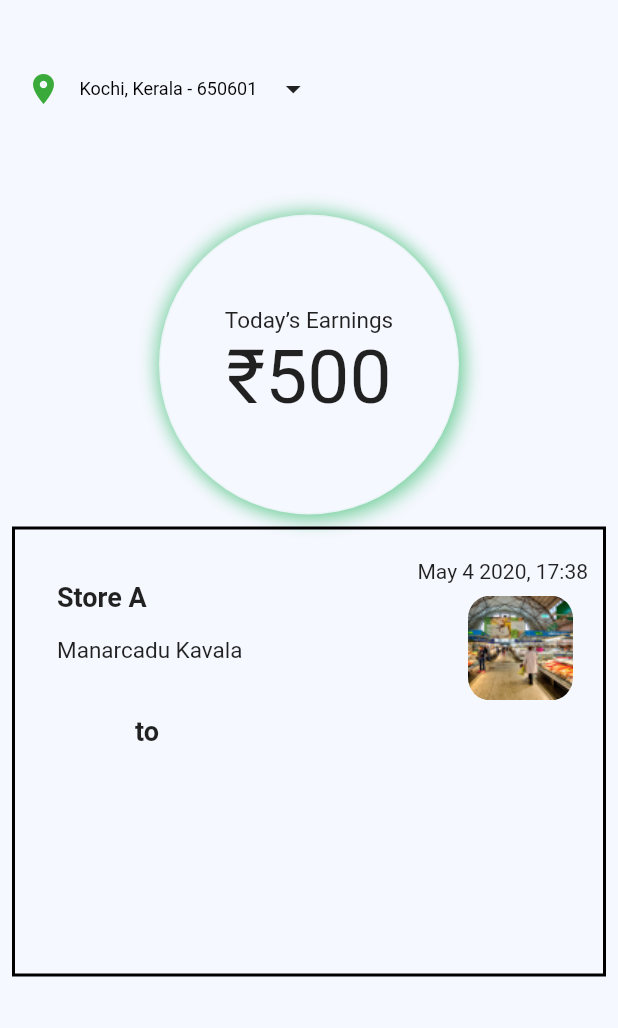
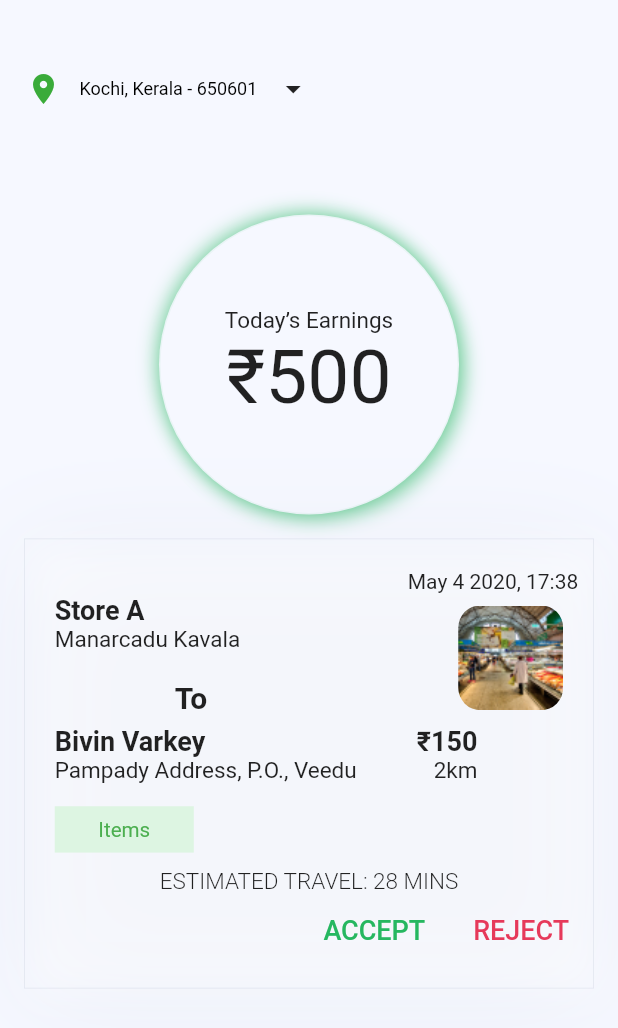
Before and after one commit to neeraj2403/Agrivator-Task, a Flutter app: the OrderNotify widget shown alone on an empty page, opened directly, on a phone screen of 412 x 824 dp. Shown: the top 1028 px of the screen. Run offline on Flutter 3.47's test engine with Material 2 defaults, Android fonts, the phone set to English and light mode, and no system bars; our stand-ins replace bottom_navy_bar.

Commit message:
order notify

```diff
--- a/lib/main.dart
+++ b/lib/main.dart
@@ -94,8 +94,10 @@ class _MyHomePageState extends State<MyHomePage> {
           },
           children: <Widget>[
             RiderHome(),
-            OrderDeliver(),
+            OrderNotify(),
             Profile(),
+
+          OrderDeliver(),
             Container(
               color: Colors.blue,
             ),
--- a/lib/order_notify.dart
+++ b/lib/order_notify.dart
@@ -1,15 +1,22 @@
 import 'package:flutter/material.dart';
 import 'package:rider_app/circle.dart';
+import 'package:rider_app/pop_data.dart';
+import 'package:rider_app/popmenuButton.dart';
 import 'package:rider_app/top_bar.dart';
+import 'package:flutter/cupertino.dart';
+// import 'package:flutter/material.dart';
+import 'package:flutter/rendering.dart';
 
 class OrderNotify extends StatefulWidget {
-  const OrderNotify({ Key? key }) : super(key: key);
+  const OrderNotify({Key? key}) : super(key: key);
 
   @override
   _OrderNotifyState createState() => _OrderNotifyState();
 }
 
 class _OrderNotifyState extends State<OrderNotify> {
+  String _value = "";
+
   @override
   Widget build(BuildContext context) {
     return SingleChildScrollView(
@@ -18,15 +25,31 @@ class _OrderNotifyState extends State<OrderNotify> {
           children: [
             TopBar(),
             CircleRing(),
-
-
             Padding(
-              padding: const EdgeInsets.all(8.0),
-
+              padding: const EdgeInsets.all(16.0),
               child: Container(
                 height: 300,
                 decoration: BoxDecoration(
-                  border: Border.all( width: 2)
+                  border: Border.all(
+                      width: 0.5, color: Color.fromRGBO(42, 70, 112, 0.1)),
+                  boxShadow: [
+                    new BoxShadow(
+                      color: Color.fromRGBO(24, 50, 115, 0.06),
+                      offset: const Offset(
+                        2.0,
+                        8.0,
+                      ),
+                      blurRadius: 60,
+                    ),
+                    new BoxShadow(
+                      color: Color.fromRGBO(255, 255, 255, 0.5),
+                      offset: const Offset(
+                        4.0,
+                        4.0,
+                      ),
+                      blurRadius: 20,
+                    )
+                  ],
                 ),
                 child: Column(
                   mainAxisAlignment: MainAxisAlignment.start,
@@ -36,26 +59,30 @@ class _OrderNotifyState extends State<OrderNotify> {
                       mainAxisAlignment: MainAxisAlignment.spaceBetween,
                       children: [
                         Padding(
-                          padding: const EdgeInsets.all(20.0),
+                          padding: const EdgeInsets.only(top: 30, left: 20),
                           child: Column(
                             // mainAxisAlignment: MainAxisAlignment.start,
                             crossAxisAlignment: CrossAxisAlignment.start,
                             children: [
-                              Padding(
-                                padding: const EdgeInsets.all(8.0),
-                                child: Text('Store A',style: TextStyle(
-                                  fontSize: 18,
-                                  fontWeight: FontWeight.bold
-                                ),),
+                              Text(
+                                'Store A',
+                                style: TextStyle(
+                                    fontSize: 18, fontWeight: FontWeight.bold),
+                              ),
+                              Text(
+                                'Manarcadu Kavala',
+                                style: TextStyle(fontSize: 15),
                               ),
                               Padding(
-                                padding: const EdgeInsets.all(8.0),
-                                child: Text('Manarcadu Kavala', style: TextStyle(
-                                  fontSize: 15
-                                ),),
+                                padding:
+                                    const EdgeInsets.only(left: 80, top: 18),
+                                child: Text(
+                                  'To',
+                                  style: TextStyle(
+                                      fontSize: 20,
+                                      fontWeight: FontWeight.bold),
                                 ),
-
-
+                              ),
                             ],
                           ),
                         ),
@@ -63,46 +90,101 @@ class _OrderNotifyState extends State<OrderNotify> {
                           padding: const EdgeInsets.all(10.0),
                           child: Column(
                             crossAxisAlignment: CrossAxisAlignment.end,
-
                             children: [
                               Padding(
-                                padding: const EdgeInsets.only(top:10.0),
+                                padding: const EdgeInsets.only(top: 10.0),
                                 child: Text('May 4 2020, 17:38'),
                               ),
                               Padding(
-                              padding: const EdgeInsets.only(top:8.0,right: 10),
+                                padding:
+                                    const EdgeInsets.only(top: 8.0, right: 10),
                                 child: Container(
                                     height: 70,
                                     width: 70,
-                                decoration: BoxDecoration(
-                                  ),
+                                    decoration: BoxDecoration(),
                                     child: ClipRRect(
                                       borderRadius: BorderRadius.circular(15),
-
                                       child: Image.asset('assets/1.jpg'),
-
                                     )),
                               )
-
-
-
                             ],
                           ),
                         )
                       ],
                     ),
+                    Row(
+                      children: [
                         Padding(
-                      padding: const EdgeInsets.only( left: 80),
-                      child: Text('to',style: TextStyle(fontSize: 18,fontWeight: FontWeight.bold),),
+                          padding: const EdgeInsets.only(left: 20.0, right: 20),
+                          child: Column(
+                            crossAxisAlignment: CrossAxisAlignment.start,
+                            children: [
+                              Text(
+                                'Bivin Varkey',
+                                style: TextStyle(
+                                    fontSize: 18, fontWeight: FontWeight.bold),
+                              ),
+                              Text(
+                                'Pampady Address, P.O., Veedu',
+                                style: TextStyle(fontSize: 15),
                               )
                             ],
                           ),
                         ),
+                        Padding(
+                          padding: const EdgeInsets.only(left: 20.0, right: 20),
+                          child: Column(
+                            crossAxisAlignment: CrossAxisAlignment.end,
+                            children: [
+                              Text(
+                                '₹150',
+                                style: TextStyle(
+                                    fontSize: 18, fontWeight: FontWeight.bold),
+                              ),
+                              Text(
+                                '2km',
+                                style: TextStyle(fontSize: 15),
                               )
-
                             ],
                           ),
-
+                        )
+                      ],
+                    ),
+                    PopMenu(),
+                    Center(
+                        child: Text(
+                      'ESTIMATED TRAVEL: 28 MINS',
+                      style:
+                          TextStyle(fontSize: 15, fontWeight: FontWeight.w300),
+                    )),
+                    Row(
+                      // crossAxisAlignment: CrossAxisAlignment.end,
+                      mainAxisAlignment: MainAxisAlignment.end,
+                      children: [
+                        FlatButton(
+                            onPressed: () {},
+                            child: Text(
+                              'ACCEPT',
+                              style: TextStyle(
+                                  fontSize: 18,
+                                  color: Color.fromRGBO(38, 183, 96, 1)),
+                            )),
+                        FlatButton(
+                            onPressed: () {},
+                            child: Text(
+                              'REJECT',
+                              style: TextStyle(
+                                  fontSize: 18,
+                                  color: Color.fromRGBO(230, 57, 90, 1)),
+                            ))
+                      ],
+                    )
+                  ],
+                ),
+              ),
+            ),
+          ],
+        ),
       ),
     );
   }
--- /dev/null
+++ b/lib/pop_data.dart
@@ -0,0 +1,14 @@
+class PopupItem {
+  int value;
+  String name;
+  String price;
+  String image;
+  PopupItem(this.value, this.name, this.price, this.image);
+}
+
+List<PopupItem> list = [
+    PopupItem(1, "Item 1", "₹100", "assets/1.jpg"),
+    PopupItem(2, "Item 1", "₹100", "assets/1.jpg"),
+    PopupItem(3, "Item 1", "₹100", "assets/1.jpg"),
+    PopupItem(4, "Item 1", "₹100", "assets/1.jpg"),
+  ];
--- /dev/null
+++ b/lib/popmenuButton.dart
@@ -0,0 +1,71 @@
+import 'package:flutter/material.dart';
+import 'package:rider_app/pop_data.dart';
+
+class PopMenu extends StatelessWidget {
+  const PopMenu({Key? key}) : super(key: key);
+
+  @override
+  Widget build(BuildContext context) {
+    return PopupMenuButton(
+      color: Color(0XFFF6F8FF),
+      // shape: CircleBorder(),
+      itemBuilder: (context) => list.map((PopupItem choice) {
+        return PopupMenuItem(
+          value: choice,
+
+          child: Row(
+            children: [
+              Padding(
+                padding: const EdgeInsets.all(8.0),
+                child: Container(
+                    height: 40,
+                    width: 40,
+                    decoration: BoxDecoration(),
+                    child: ClipRRect(
+                      borderRadius: BorderRadius.circular(15),
+                      child: Image.asset(choice.image),
+                    )),
+              ),
+              Padding(
+                padding: const EdgeInsets.only(left: 20.0),
+                child: Column(
+                  crossAxisAlignment: CrossAxisAlignment.start,
+                  children: [
+                    Text(
+                      choice.name,
+                      style:
+                          TextStyle(fontSize: 12, fontWeight: FontWeight.w600),
+                    ),
+                    Text(
+                      choice.price,
+                      style:
+                          TextStyle(fontSize: 12, fontWeight: FontWeight.w600),
+                    ),
+                  ],
+                ),
+              ),
+            ],
+          ),
+        );
+      }).toList(),
+
+      // color: Color(0xFFDDF5E2),
+
+      child: Container(
+        height: 0.75 * (MediaQuery.of(context).size.height / 20),
+        width: 2.25 * (MediaQuery.of(context).size.width / 10),
+        margin: EdgeInsets.only(bottom: 10, top: 15, left: 20),
+        color: Color(0xFFDDF5E2),
+        child: Center(
+          child: Text(
+            'Items',
+            style: TextStyle(
+                fontSize: MediaQuery.of(context).size.height / 60,
+                // letterSpacing: 1.8,
+                color: Colors.green),
+          ),
+        ),
+      ),
+    );
+  }
+}
```
Lines whose indentation alone changed are shown as unchanged.
